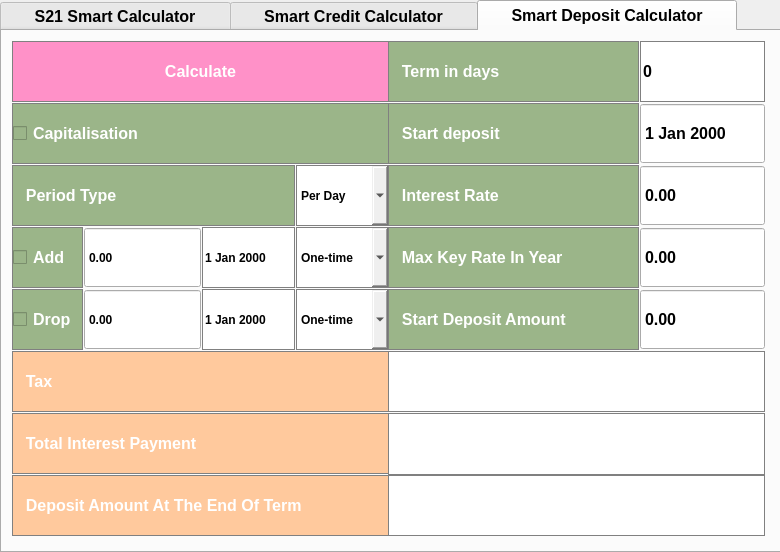
The window that src/s21_calc/mainwindow.ui (bonnyped/C7_SmartCalc_v1.0-1) describes before a commit, drawn with Qt 5.
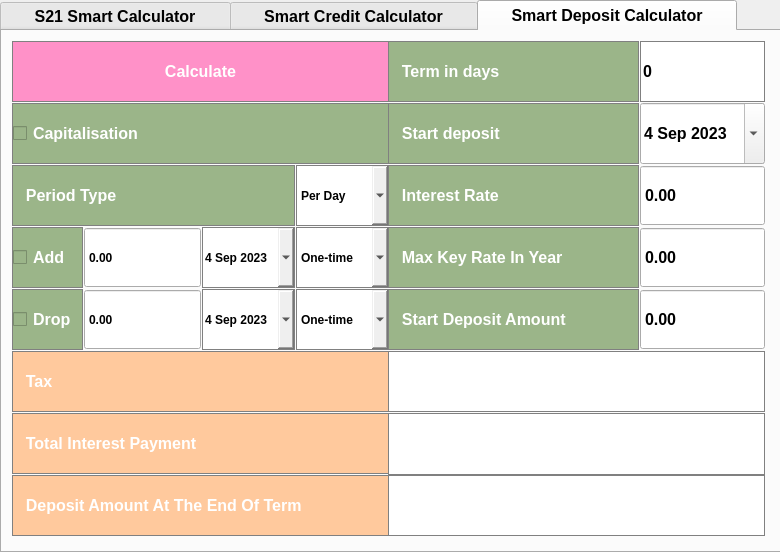
The same window after the commit. The open tabs and pages were chosen to show the change. Custom widgets are drawn as their Qt base class.

```diff
--- a/src/s21_calc/mainwindow.ui
+++ b/src/s21_calc/mainwindow.ui
@@ -1921,6 +1921,33 @@
       <property name="buttonSymbols">
        <enum>QAbstractSpinBox::NoButtons</enum>
       </property>
+      <property name="maximumDate">
+       <date>
+        <year>2101</year>
+        <month>1</month>
+        <day>1</day>
+       </date>
+      </property>
+      <property name="minimumDate">
+       <date>
+        <year>2000</year>
+        <month>1</month>
+        <day>1</day>
+       </date>
+      </property>
+      <property name="calendarPopup">
+       <bool>true</bool>
+      </property>
+      <property name="timeSpec">
+       <enum>Qt::LocalTime</enum>
+      </property>
+      <property name="date">
+       <date>
+        <year>2023</year>
+        <month>9</month>
+        <day>4</day>
+       </date>
+      </property>
      </widget>
      <widget class="QDoubleSpinBox" name="KeyRate">
       <property name="geometry">
@@ -2338,6 +2365,39 @@
       <property name="buttonSymbols">
        <enum>QAbstractSpinBox::NoButtons</enum>
       </property>
+      <property name="maximumDateTime">
+       <datetime>
+        <hour>23</hour>
+        <minute>59</minute>
+        <second>59</second>
+        <year>2100</year>
+        <month>12</month>
+        <day>31</day>
+       </datetime>
+      </property>
+      <property name="minimumDateTime">
+       <datetime>
+        <hour>16</hour>
+        <minute>47</minute>
+        <second>0</second>
+        <year>2000</year>
+        <month>1</month>
+        <day>1</day>
+       </datetime>
+      </property>
+      <property name="calendarPopup">
+       <bool>true</bool>
+      </property>
+      <property name="timeSpec">
+       <enum>Qt::LocalTime</enum>
+      </property>
+      <property name="date">
+       <date>
+        <year>2023</year>
+        <month>9</month>
+        <day>4</day>
+       </date>
+      </property>
      </widget>
      <widget class="QDateEdit" name="dateEditTakeDown">
       <property name="geometry">
@@ -2362,6 +2422,33 @@
       <property name="buttonSymbols">
        <enum>QAbstractSpinBox::NoButtons</enum>
       </property>
+      <property name="maximumDate">
+       <date>
+        <year>2101</year>
+        <month>1</month>
+        <day>1</day>
+       </date>
+      </property>
+      <property name="minimumDate">
+       <date>
+        <year>2000</year>
+        <month>1</month>
+        <day>1</day>
+       </date>
+      </property>
+      <property name="calendarPopup">
+       <bool>true</bool>
+      </property>
+      <property name="timeSpec">
+       <enum>Qt::LocalTime</enum>
+      </property>
+      <property name="date">
+       <date>
+        <year>2023</year>
+        <month>9</month>
+        <day>4</day>
+       </date>
+      </property>
      </widget>
      <widget class="QComboBox" name="additionPeriod">
       <property name="geometry">
```
Left out of the diff: 2 changed lines with no effect on the pictures.
